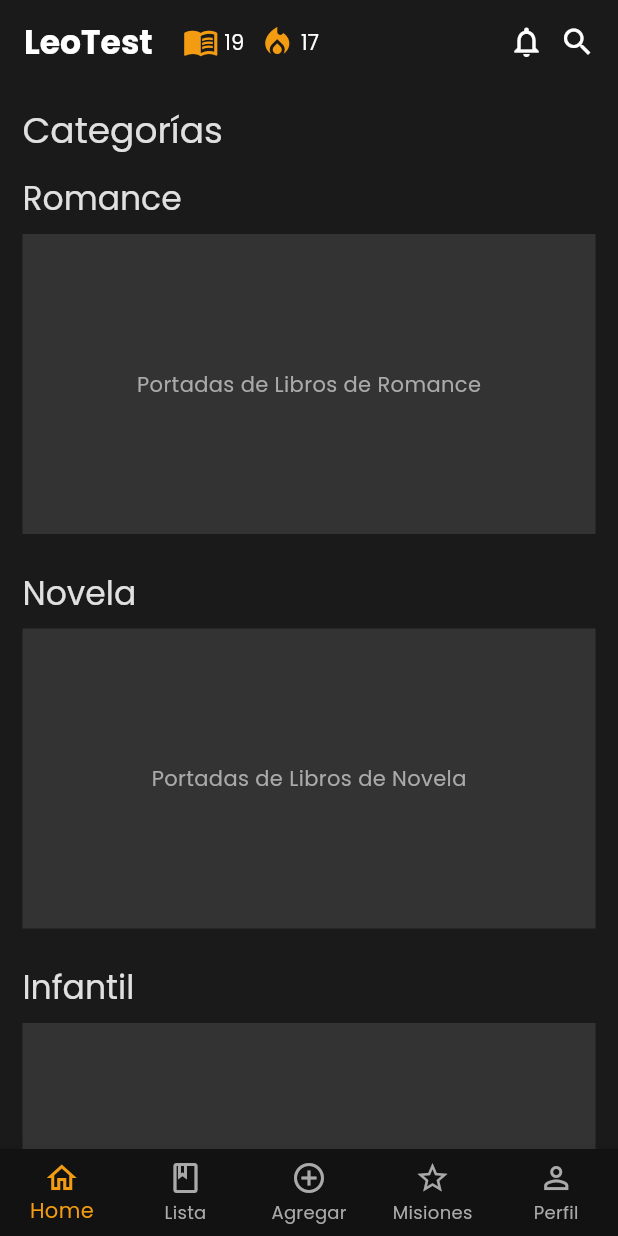
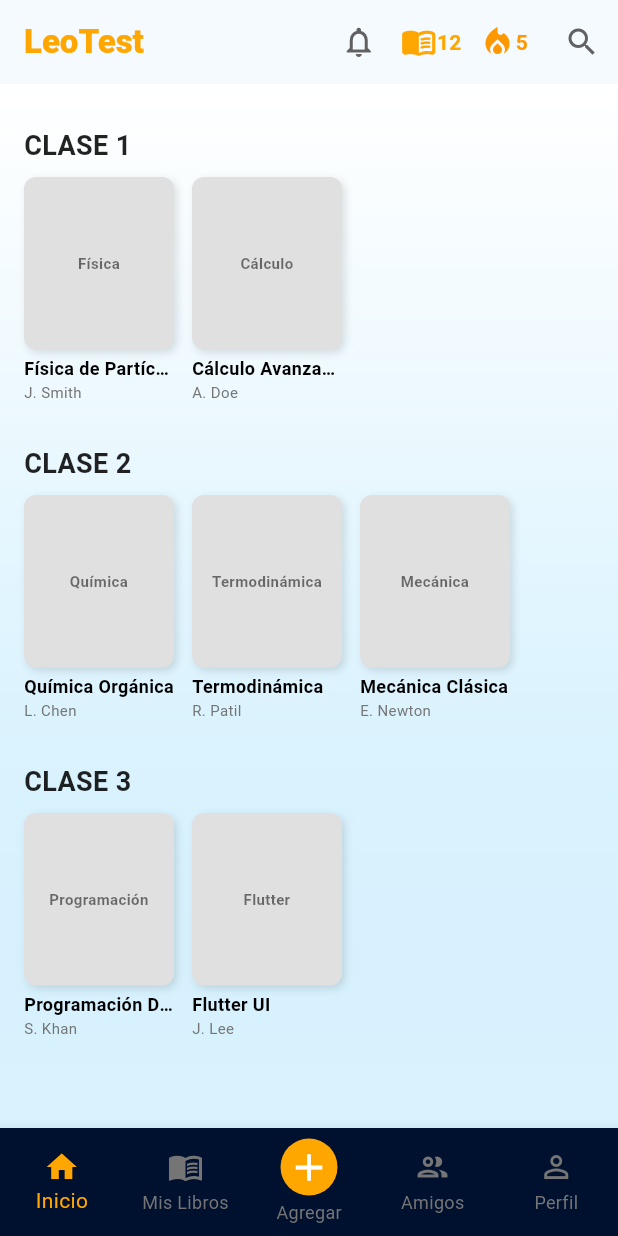
Before and after one commit to RihitoDev/LeoTest, a Flutter app: the screen it shows after launch, on a phone screen of 412 x 824 dp. Run offline on Flutter 3.47's test engine with Material 3 defaults, Android fonts, the phone set to English and light mode, and no system bars.

Commit message:
feat(sprint1): Arreglos -faltante ajuste de colores

```diff
--- a/leotest/lib/main.dart
+++ b/leotest/lib/main.dart
@@ -1,93 +1,154 @@
-// lib/main.dart
-
 import 'package:flutter/material.dart';
-import 'package:google_fonts/google_fonts.dart'; // Añade esto a tu pubspec.yaml: google_fonts: ^x.x.x
-
-// Importa las vistas que crearemos
-import 'views/home_view.dart';
-import 'views/profile_view.dart';
+import 'package:leotest/views/home_view.dart';
+import 'package:leotest/widgets/add_book_dialog.dart';
 
 void main() {
-  runApp(const LeoTestApp());
+  runApp(const MyApp());
 }
 
-class LeoTestApp extends StatelessWidget {
-  const LeoTestApp({super.key});
+class MyApp extends StatelessWidget {
+  const MyApp({super.key});
 
   @override
   Widget build(BuildContext context) {
+    const Color primaryBlue = Color.fromARGB(255, 255, 166, 0); // Tono azul/cian
+
     return MaterialApp(
-      title: 'LeoTest Reader App',
+      title: 'LeoTest App',
       theme: ThemeData(
-        // FONDO: Usa el #1A1A1A para el fondo principal
-        scaffoldBackgroundColor: const Color(0xFF1A1A1A),
-        // ESQUEMA DE COLOR
-        colorScheme: const ColorScheme.dark(
-          primary: Color(0xFFF39C12), // ACENTO PRIMARIO NARANJA
-          surface: Color(0xFF1A1A1A), // Fondo de elementos UI
+        primaryColor: primaryBlue,
+        colorScheme: ColorScheme.fromSwatch(
+          primarySwatch: Colors.blue,
+          accentColor: primaryBlue,
+        ).copyWith(
+          primary: primaryBlue,
         ),
-        // ESTILO DE TEXTO
-        textTheme: GoogleFonts.poppinsTextTheme( // Usa una fuente moderna y legible
-          Theme.of(context).textTheme.apply(
-            bodyColor: const Color(0xFFE0E0E0), // Texto Claro Principal
-            displayColor: const Color(0xFFE0E0E0),
-          ),
-        ),
-        // CONFIGURACIÓN GLOBAL
+        scaffoldBackgroundColor: Colors.white,
         useMaterial3: true,
       ),
-      home: const MainNavigator(),
+      home: const MainScreen(),
     );
   }
 }
 
-// Esta clase va al final de lib/main.dart
-
-// Widget para manejar la navegación principal (BottomNavigationBar) (HU-7.1, 7.2)
-class MainNavigator extends StatefulWidget {
-  const MainNavigator({super.key});
+class MainScreen extends StatefulWidget {
+  const MainScreen({super.key});
 
   @override
-  State<MainNavigator> createState() => _MainNavigatorState();
+  State<MainScreen> createState() => _MainScreenState();
 }
 
-class _MainNavigatorState extends State<MainNavigator> {
-  int _selectedIndex = 0;
+class _MainScreenState extends State<MainScreen> {
+  // Índice de la vista seleccionada: 0=Inicio, 1=Mis Libros, 2=Amigos, 3=Perfil
+  int _selectedViewIndex = 0;
 
-  // Las vistas principales, mapeadas a los botones del menú [cite: 81, 145, 151, 140, 105]
-  final List<Widget> _views = const [
-    HomeView(),              // Home (Página Principal/Menú) [cite: 81]
-    Placeholder(),           // Biblioteca (Boton de Lista de Libros) [cite: 145]
-    Placeholder(),           // Agregar Libro (Boton de Agregar Libro) [cite: 151]
-    Placeholder(),           // Misiones (Misiones Diarias de Lectura) [cite: 140]
-    ProfileView(),           // Perfil del Usuario [cite: 105]
+  // Vistas (4 Vistas + 1 Acción Central = 5 ítems en el nav bar)
+  static const List<Widget> _widgetOptions = <Widget>[
+    HomeView(), // 0: Inicio
+    Text('Página de Mis Libros', style: TextStyle(fontSize: 30)), // 1: Mis Libros
+    Text('Página de Amigos', style: TextStyle(fontSize: 30)), // 2: Amigos
+    Text('Página de Perfil', style: TextStyle(fontSize: 30)), // 3: Perfil
   ];
 
-  void _onItemTapped(int index) {
-    setState(() {
-      _selectedIndex = index;
-    });
+  void _showAddBookDialog() {
+    showDialog(
+      context: context,
+      builder: (BuildContext context) {
+        return const AddBookDialog();
+      },
+    );
+  }
+
+  // Mapea el índice del navbar (0 a 4) a la acción o a la vista
+  void _onItemTapped(int navbarIndex) {
+    if (navbarIndex == 2) { // El índice 2 es el botón "Agregar" (Acción)
+      _showAddBookDialog();
+    } else {
+      setState(() {
+        // Mapea los índices del navbar a las vistas reales:
+        // Nav Index 0 -> View Index 0 (Inicio)
+        // Nav Index 1 -> View Index 1 (Mis Libros)
+        // Nav Index 3 -> View Index 2 (Amigos)
+        // Nav Index 4 -> View Index 3 (Perfil)
+
+        if (navbarIndex < 2) {
+          _selectedViewIndex = navbarIndex;
+        } else {
+          _selectedViewIndex = navbarIndex - 1;
+        }
+      });
+    }
   }
 
   @override
   Widget build(BuildContext context) {
+    // Mapea el índice de la vista al índice del navbar para que el ícono esté seleccionado
+    int currentNavbarIndex;
+    if (_selectedViewIndex < 2) {
+      currentNavbarIndex = _selectedViewIndex;
+    } else {
+      currentNavbarIndex = _selectedViewIndex + 1;
+    }
+
     return Scaffold(
-      body: _views[_selectedIndex],
+      body: Center(
+        child: _widgetOptions.elementAt(_selectedViewIndex),
+      ),
+
+      // --- IMPLEMENTACIÓN DEL BottomNavigationBar (5 Ítems) ---
       bottomNavigationBar: BottomNavigationBar(
-        type: BottomNavigationBarType.fixed, // Mantiene los iconos fijos
-        backgroundColor: const Color(0xFF121212), // Fondo más oscuro para la barra
-        selectedItemColor: Theme.of(context).colorScheme.primary, // Naranja para el activo
-        unselectedItemColor: const Color(0xFFAAAAAA), // Gris suave para el inactivo
-        currentIndex: _selectedIndex,
+        type: BottomNavigationBarType.fixed, // Es esencial para 5 ítems
+        backgroundColor: const Color.fromARGB(255, 0, 16, 47),
+        selectedItemColor: Theme.of(context).colorScheme.primary,
+        unselectedItemColor: Colors.grey[600],
+
+        items: <BottomNavigationBarItem>[
+          // 0. Inicio
+          BottomNavigationBarItem(
+            icon: Icon(_selectedViewIndex == 0 ? Icons.home : Icons.home_outlined),
+            label: 'Inicio',
+          ),
+
+          // 1. Mis Libros
+          BottomNavigationBarItem(
+            icon: Icon(_selectedViewIndex == 1 ? Icons.menu_book : Icons.menu_book_outlined),
+            label: 'Mis Libros',
+          ),
+
+          // 2. Agregar (Botón de acción - CENTRAL Y DESTACADO)
+          BottomNavigationBarItem(
+            icon: Container(
+              padding: const EdgeInsets.all(4.0),
+              decoration: BoxDecoration(
+                color: Theme.of(context).colorScheme.primary,
+                shape: BoxShape.circle,
+                boxShadow: [
+                  BoxShadow(
+                    color: Theme.of(context).colorScheme.primary.withOpacity(0.0),
+                    blurRadius: 10,
+                  )
+                ]
+              ),
+              child: const Icon(Icons.add, size: 30, color: Colors.white),
+            ),
+            label: 'Agregar',
+          ),
+
+          // 3. Amigos
+          BottomNavigationBarItem(
+            icon: Icon(_selectedViewIndex == 2 ? Icons.group : Icons.group_outlined),
+            label: 'Amigos',
+          ),
+
+          // 4. Perfil
+          BottomNavigationBarItem(
+            icon: Icon(_selectedViewIndex == 3 ? Icons.person : Icons.person_outline),
+            label: 'Perfil',
+          ),
+        ],
+
+        currentIndex: currentNavbarIndex,
         onTap: _onItemTapped,
-        items: const <BottomNavigationBarItem>[
-          // Iconos según la imagen de referencia
-          BottomNavigationBarItem(icon: Icon(Icons.home_outlined), label: 'Home'),
-          BottomNavigationBarItem(icon: Icon(Icons.book_outlined), label: 'Lista'),
-          BottomNavigationBarItem(icon: Icon(Icons.add_circle_outline), label: 'Agregar'),
-          BottomNavigationBarItem(icon: Icon(Icons.star_outline), label: 'Misiones'), // Usamos star para misiones
-          BottomNavigationBarItem(icon: Icon(Icons.person_outline), label: 'Perfil'),
-        ],
       ),
     );
   }
--- /dev/null
+++ b/leotest/lib/models/book.dart
@@ -0,0 +1,26 @@
+// lib/models/book.dart
+
+class Book {
+  final String title;
+  final String author;
+  final String coverUrl;
+
+  const Book(this.title, this.author, this.coverUrl);
+}
+
+// Datos de ejemplo simulando 2, 3 y 2 libros por clase.
+final List<Book> class1Books = const [
+  Book('Física de Partículas', 'J. Smith', 'url1'),
+  Book('Cálculo Avanzado', 'A. Doe', 'url2'),
+];
+
+final List<Book> class2Books = const [
+  Book('Química Orgánica', 'L. Chen', 'url3'),
+  Book('Termodinámica', 'R. Patil', 'url4'),
+  Book('Mecánica Clásica', 'E. Newton', 'url5'),
+];
+
+final List<Book> class3Books = const [
+  Book('Programación Dart', 'S. Khan', 'url6'),
+  Book('Flutter UI', 'J. Lee', 'url7'),
+];
--- a/leotest/lib/views/home_view.dart
+++ b/leotest/lib/views/home_view.dart
@@ -1,65 +1,98 @@
 // lib/views/home_view.dart
 
 import 'package:flutter/material.dart';
+import 'package:leotest/widgets/custom_search_delegate.dart';
+import 'package:leotest/widgets/book_list_widget.dart';
+import 'package:leotest/models/book.dart';
 
 class HomeView extends StatelessWidget {
   const HomeView({super.key});
 
   @override
   Widget build(BuildContext context) {
+    const int booksRead = 12;
+    const int currentStreak = 5;
+    final primaryColor = Theme.of(context).colorScheme.primary;
+
     return Scaffold(
       appBar: AppBar(
-        title: Row(
+        backgroundColor: Colors.white,
+        elevation: 1,
+        title: Text(
+          'LeoTest',
+          style: TextStyle(
+            fontWeight: FontWeight.w900,
+            color: primaryColor
+          ),
+        ),
+        actions: <Widget>[
+          // ... (Elementos de la barra superior: Notificaciones, Libros, Racha, Búsqueda)
+          IconButton(
+            icon: Icon(Icons.notifications_outlined, color: Colors.grey[700]),
+            onPressed: () {},
+          ),
+          Padding(
+            padding: const EdgeInsets.only(left: 4.0),
+            child: Row(
               children: [
-            // Simula la visualización de datos de racha/libros leídos
-            const Text('LeoTest', style: TextStyle(fontWeight: FontWeight.bold)),
-            const SizedBox(width: 20),
-            // Cantidad de Libros Leídos (HU-82) y Racha (HU-83)
-            Icon(Icons.menu_book, color: Theme.of(context).colorScheme.primary),
-            const Text(' 19', style: TextStyle(fontSize: 14)),
-            const SizedBox(width: 10),
-            Icon(Icons.local_fire_department, color: Theme.of(context).colorScheme.primary),
-            const Text(' 17', style: TextStyle(fontSize: 14)),
+                Icon(Icons.menu_book_rounded, color: primaryColor),
+                Text('$booksRead', style: TextStyle(fontWeight: FontWeight.bold, color: primaryColor)),
               ],
             ),
-        backgroundColor: Colors.transparent,
-        elevation: 0,
-        actions: const [
-          // Ícono de Notificaciones o Alertas (HU-117)
-          Icon(Icons.notifications_outlined),
-          SizedBox(width: 10),
-          // Ícono de Buscador / Navegador (HU-90, HU-125)
-          Icon(Icons.search),
-          SizedBox(width: 15),
+          ),
+          Padding(
+            padding: const EdgeInsets.symmetric(horizontal: 12.0),
+            child: Row(
+              children: [
+                const Icon(Icons.local_fire_department, color: Colors.orange),
+                Text('$currentStreak', style: const TextStyle(fontWeight: FontWeight.bold, color: Colors.orange)),
               ],
             ),
-      body: SingleChildScrollView(
-        padding: const EdgeInsets.all(15),
-        child: Column(
-          crossAxisAlignment: CrossAxisAlignment.start,
-          children: [
-            Text('Categorías', style: Theme.of(context).textTheme.headlineSmall),
-            const SizedBox(height: 15),
-            // Contenido simulado de Categorías (Romance, Novela, Infantil, etc.)
-            for (var category in ['Romance', 'Novela', 'Infantil'])
-              Padding(
-                padding: const EdgeInsets.only(bottom: 25),
-                child: Column(
-                  crossAxisAlignment: CrossAxisAlignment.start,
-                  children: [
-                    Text(category, style: Theme.of(context).textTheme.titleLarge),
-                    const SizedBox(height: 10),
-                    // Aquí iría el Row con las portadas de los libros (HU-6.1)
-                    Container(
-                      height: 200,
-                      color: const Color(0xFF333333), // Simula el área de libros
-                      alignment: Alignment.center,
-                      child: Text('Portadas de Libros de $category', style: TextStyle(color: Color(0xFFAAAAAA))),
+          ),
+          IconButton(
+            icon: Icon(Icons.search, color: Colors.grey[700]),
+            onPressed: () {
+              showSearch(
+                context: context,
+                delegate: CustomSearchDelegate(),
+              );
+            },
           ),
         ],
       ),
+
+      // --- FONDO DEGRADADO (EXACTO) Y ORDENAMIENTO DE CLASES ---
+      body: Container(
+        decoration: BoxDecoration(
+          gradient: LinearGradient(
+            // Tonalidad suave: Blanco a un azul muy pálido
+            colors: [
+              Colors.white,
+              Colors.lightBlue.shade50!,
+              Colors.lightBlue.shade100!.withOpacity(0.5),
+            ],
+            begin: Alignment.topCenter,
+            end: Alignment.bottomCenter,
           ),
+        ),
+
+        child: SingleChildScrollView(
+          child: Column(
+            children: [
+              const SizedBox(height: 20),
+
+              // 1. CLASE 1 (Dos libros) - Orden Exacto
+              BookListWidget(title: 'CLASE 1', books: class1Books),
+
+              // 2. CLASE 2 (Tres libros) - Orden Exacto
+              BookListWidget(title: 'CLASE 2', books: class2Books),
+
+              // 3. CLASE 3 (Dos libros) - Orden Exacto
+              BookListWidget(title: 'CLASE 3', books: class3Books),
+
+              const SizedBox(height: 50),
             ],
+          ),
         ),
       ),
     );
--- /dev/null
+++ b/leotest/lib/widgets/add_book_dialog.dart
@@ -0,0 +1,67 @@
+import 'package:flutter/material.dart';
+
+class AddBookDialog extends StatelessWidget {
+  const AddBookDialog({super.key});
+
+  @override
+  Widget build(BuildContext context) {
+    return AlertDialog(
+      title: const Text('Agregar Nuevo Libro', textAlign: TextAlign.center),
+      content: SingleChildScrollView(
+        child: Column(
+          mainAxisSize: MainAxisSize.min,
+          children: <Widget>[
+            const Text(
+              'Selecciona el archivo de tu libro (PDF, EPUB) para iniciar la carga.',
+              textAlign: TextAlign.center,
+            ),
+            const SizedBox(height: 20),
+
+            // Botón para SELECCIONAR ARCHIVO
+            ElevatedButton.icon(
+              onPressed: () {
+                // TODO: Implementar lógica de File Picker (paquete file_picker)
+                // Aquí se abriría el explorador de archivos para que el usuario elija el libro.
+                ScaffoldMessenger.of(context).showSnackBar(
+                  const SnackBar(content: Text('Abriendo selector de archivos...'))
+                );
+              },
+              icon: const Icon(Icons.upload_file),
+              label: const Text('Seleccionar Archivo'),
+              style: ElevatedButton.styleFrom(
+                minimumSize: const Size(double.infinity, 50), // Ancho completo
+              ),
+            ),
+            const SizedBox(height: 15),
+
+            // Opcional: Campo de Título Manual
+            TextFormField(
+              decoration: const InputDecoration(
+                labelText: 'Título del Libro',
+                border: OutlineInputBorder(),
+                prefixIcon: Icon(Icons.title),
+              ),
+            ),
+          ],
+        ),
+      ),
+      actions: <Widget>[
+        // Botón Cancelar
+        TextButton(
+          child: const Text('Cancelar'),
+          onPressed: () {
+            Navigator.of(context).pop();
+          },
+        ),
+        // Botón Cargar
+        FilledButton(
+          child: const Text('Cargar y Procesar'),
+          onPressed: () {
+            // TODO: Implementar lógica de subida a la API Principal
+            Navigator.of(context).pop();
+          },
+        ),
+      ],
+    );
+  }
+}
--- /dev/null
+++ b/leotest/lib/widgets/book_list_widget.dart
@@ -0,0 +1,99 @@
+// lib/widgets/book_list_widget.dart
+
+import 'package:flutter/material.dart';
+import 'package:leotest/models/book.dart';
+
+class BookListWidget extends StatelessWidget {
+  final String title;
+  final List<Book> books;
+
+  const BookListWidget({super.key, required this.title, required this.books});
+
+  @override
+  Widget build(BuildContext context) {
+    return Padding(
+      padding: const EdgeInsets.only(bottom: 20.0),
+      child: Column(
+        crossAxisAlignment: CrossAxisAlignment.start,
+        children: [
+          // Título de la Clase (Ej. CLASE 1)
+          Padding(
+            padding: const EdgeInsets.symmetric(horizontal: 16.0, vertical: 8.0),
+            child: Text(
+              title,
+              style: const TextStyle(
+                fontSize: 18,
+                fontWeight: FontWeight.bold,
+                color: Colors.black87,
+              ),
+            ),
+          ),
+
+          // Lista Horizontal de Libros
+          SizedBox(
+            height: 150,
+            child: ListView.builder(
+              scrollDirection: Axis.horizontal,
+              itemCount: books.length,
+              padding: const EdgeInsets.symmetric(horizontal: 16.0),
+              itemBuilder: (context, index) {
+                final book = books[index];
+                return GestureDetector(
+                  onTap: () {
+                    // Acción: Navegar a la Ficha del Libro (HU-6)
+                  },
+                  child: Container(
+                    width: 100,
+                    margin: const EdgeInsets.only(right: 12.0),
+                    child: Column(
+                      crossAxisAlignment: CrossAxisAlignment.start,
+                      children: [
+                        // Simulación de Portada
+                        Expanded(
+                          child: Container(
+                            decoration: BoxDecoration(
+                              color: Colors.grey[300],
+                              borderRadius: BorderRadius.circular(8),
+                              boxShadow: const [
+                                BoxShadow(
+                                  color: Colors.black12,
+                                  blurRadius: 4,
+                                  offset: Offset(2, 2),
+                                ),
+                              ],
+                            ),
+                            alignment: Alignment.center,
+                            child: Text(
+                              book.title.split(' ')[0], // Muestra la primera palabra del título
+                              textAlign: TextAlign.center,
+                              style: const TextStyle(color: Colors.black54, fontSize: 10, fontWeight: FontWeight.bold),
+                            ),
+                          ),
+                        ),
+                        const SizedBox(height: 4),
+                        // Título del Libro
+                        Text(
+                          book.title,
+                          maxLines: 1,
+                          overflow: TextOverflow.ellipsis,
+                          style: const TextStyle(fontSize: 12, fontWeight: FontWeight.w600),
+                        ),
+                        // Autor
+                        Text(
+                          book.author,
+                          maxLines: 1,
+                          overflow: TextOverflow.ellipsis,
+                          style: TextStyle(fontSize: 10, color: Colors.grey[600]),
+                        ),
+                      ],
+                    ),
+                  ),
+                );
+              },
+            ),
+          ),
+        ],
+      ),
+    );
+  }
+}
--- /dev/null
+++ b/leotest/lib/widgets/custom_search_delegate.dart
@@ -0,0 +1,69 @@
+import 'package:flutter/material.dart';
+
+// SearchDelegate es la forma estándar de crear la funcionalidad de búsqueda en Flutter
+class CustomSearchDelegate extends SearchDelegate {
+  // Ejemplos de sugerencias (deberían ser libros destacados del backend)
+  final List<String> searchTerms = [
+    "Cien años de soledad",
+    "El Quijote",
+    "Física Cuántica para Dummies",
+    "Programación en Dart",
+  ];
+
+  @override
+  // Botones a la derecha del AppBar de búsqueda
+  List<Widget>? buildActions(BuildContext context) {
+    return [
+      IconButton(
+        icon: const Icon(Icons.clear),
+        onPressed: () {
+          query = ''; // Limpia el término de búsqueda
+        },
+      ),
+    ];
+  }
+
+  @override
+  // Botón a la izquierda del AppBar de búsqueda (generalmente el botón "Back")
+  Widget? buildLeading(BuildContext context) {
+    return IconButton(
+      icon: const Icon(Icons.arrow_back),
+      onPressed: () {
+        close(context, null); // Cierra la ventana de búsqueda
+      },
+    );
+  }
+
+  @override
+  // Resultados de la búsqueda (lo que se muestra después de presionar Enter)
+  Widget buildResults(BuildContext context) {
+    final results = searchTerms.where((term) => term.toLowerCase().contains(query.toLowerCase())).toList();
+
+    // Aquí es donde harías la llamada a tu API para obtener los resultados reales
+    return Center(
+      child: Text('Buscando: "$query". Resultados encontrados: ${results.length}'),
+    );
+  }
+
+  @override
+  // Sugerencias de búsqueda (se muestran mientras el usuario escribe)
+  Widget buildSuggestions(BuildContext context) {
+    final suggestionList = query.isEmpty
+        ? searchTerms
+        : searchTerms.where((term) => term.toLowerCase().startsWith(query.toLowerCase())).toList();
+
+    return ListView.builder(
+      itemCount: suggestionList.length,
+      itemBuilder: (context, index) {
+        return ListTile(
+          leading: const Icon(Icons.book),
+          title: Text(suggestionList[index]),
+          onTap: () {
+            query = suggestionList[index];
+            showResults(context); // Muestra los resultados al tocar la sugerencia
+          },
+        );
+      },
+    );
+  }
+}
```
Also changed, not shown: 1 other file. Lines whose indentation alone changed are shown as unchanged.
